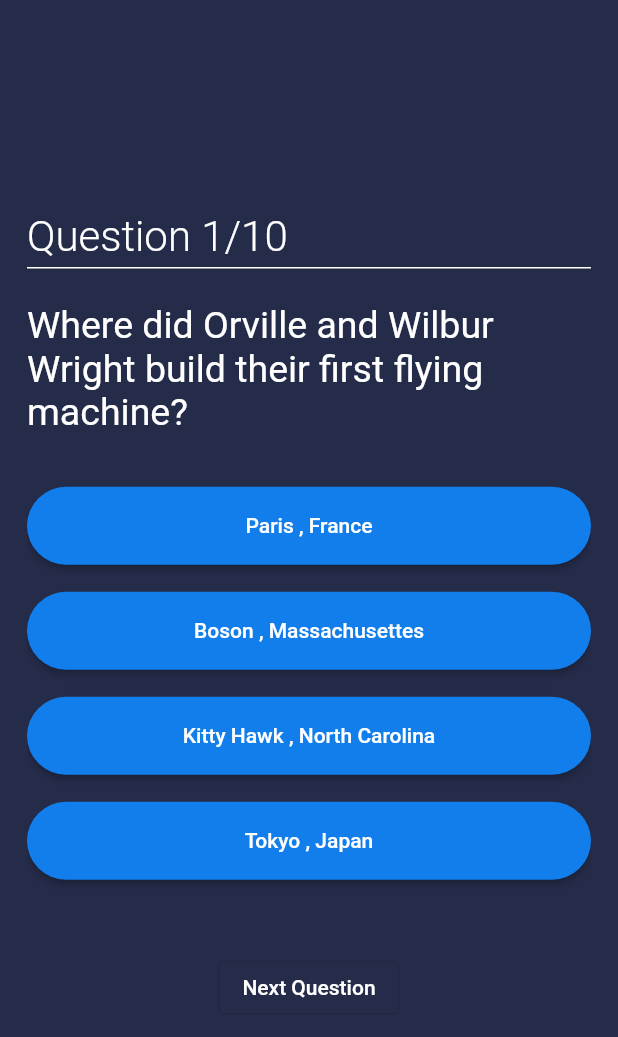
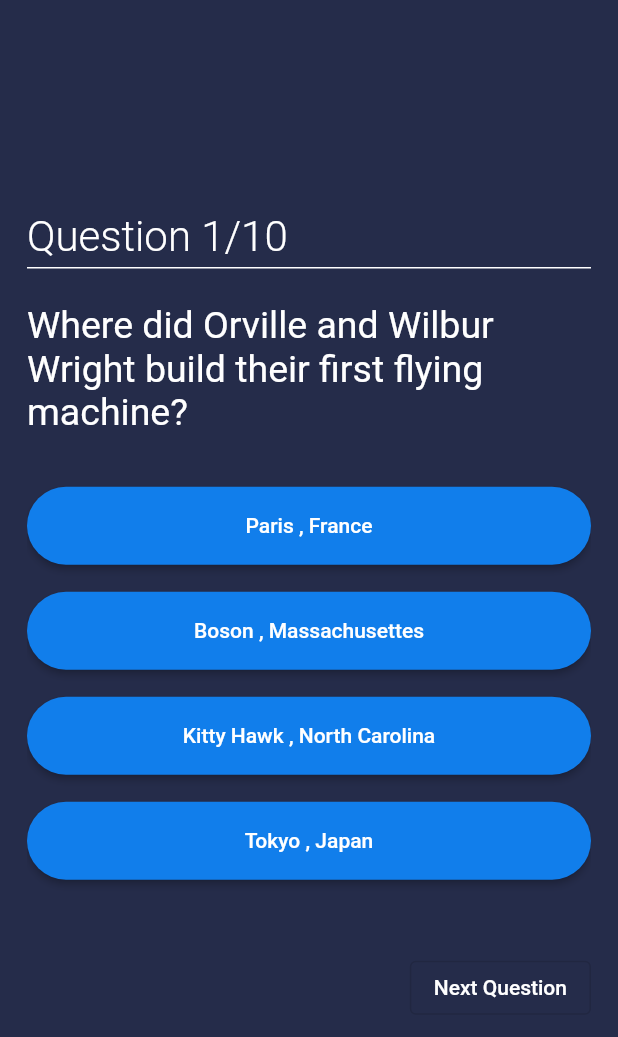
Before and after one commit to Tosin8/quiz_app, a Flutter app: the screen it shows after launch, on a phone screen of 412 x 824 dp. Shown: the top 1037 px of the screen. Run offline on Flutter 3.47's test engine with Material 2 defaults, Android fonts, the phone set to English and light mode, and no system bars.

```diff
--- a/lib/constant/color.dart
+++ b/lib/constant/color.dart
@@ -3,3 +3,9 @@ import 'package:flutter/material.dart';
 Color mainColor = const Color(0xFF252c4a);
 
 Color secondColor = const Color(0xFF117eeb);
+
+Color isTrue = Colors.green;
+
+Color isWrong = Colors.red;
+
+Color btnColor = secondColor;
--- a/lib/screen/homepage.dart
+++ b/lib/screen/homepage.dart
@@ -2,6 +2,7 @@ import 'package:flutter/material.dart';
 import 'package:quiz_app/data/questions_list.dart';
 
 import '../constant/color.dart';
+import 'result_screen.dart';
 
 class HomePage extends StatefulWidget {
   const HomePage({super.key});
@@ -11,7 +12,14 @@ class HomePage extends StatefulWidget {
 }
 
 class _HomePageState extends State<HomePage> {
-  // creating page controller
+  // creating page controller for the pageview
+
+  final PageController _controller = PageController(initialPage: 0);
+
+  // setting up the game variable
+
+  bool isPressed = false;
+  int score = 0;
 
   @override
   Widget build(BuildContext context) {
@@ -20,6 +28,18 @@ class _HomePageState extends State<HomePage> {
         body: Padding(
             padding: const EdgeInsets.all(18.0),
             child: PageView.builder(
+
+                // disabling the scrolling inorder to navigate only with the button
+
+                physics: const NeverScrollableScrollPhysics(),
+                controller: _controller,
+                onPageChanged: (page) {
+                  setState(
+                    () {
+                      isPressed = false;
+                    },
+                  );
+                },
                 itemCount: questions.length,
                 itemBuilder: (context, index) {
                   return Column(
@@ -58,9 +78,31 @@ class _HomePageState extends State<HomePage> {
                             margin: const EdgeInsets.only(bottom: 18),
                             child: MaterialButton(
                               shape: const StadiumBorder(),
-                              color: secondColor,
+                              color: isPressed
+                                  ? questions[index]
+                                          .answer!
+                                          .entries
+                                          .toList()[i]
+                                          .value
+                                      ? isTrue
+                                      : isWrong
+                                  : secondColor,
                               padding: const EdgeInsets.symmetric(vertical: 18),
-                              onPressed: () {},
+                              onPressed: isPressed
+                                  ? () {}
+                                  : () {
+                                      setState(() {
+                                        isPressed = true;
+                                      });
+                                      if (questions[index]
+                                          .answer!
+                                          .entries
+                                          .toList()[i]
+                                          .value) {
+                                        score += 10;
+                                        print(score);
+                                      }
+                                    },
                               child: Text(
                                 questions[index].answer!.keys.toList()[i],
                                 style: const TextStyle(color: Colors.white),
@@ -69,12 +111,32 @@ class _HomePageState extends State<HomePage> {
                       const SizedBox(
                         height: 30.0,
                       ),
-                      OutlinedButton(
-                          onPressed: () {},
-                          child: const Text('Next Question',
-                              style: TextStyle(
-                                color: Colors.white,
-                              ))),
+                      Row(mainAxisAlignment: MainAxisAlignment.end, children: [
+                        OutlinedButton(
+                            onPressed: isPressed
+                                ? index + 1 == questions.length
+                                    ? () {
+                                        Navigator.push(
+                                            context,
+                                            MaterialPageRoute(
+                                                builder: (context) =>
+                                                    const ResultScreen()));
+                                      }
+                                    : () {
+                                        _controller.nextPage(
+                                            duration: const Duration(
+                                                milliseconds: 500),
+                                            curve: Curves.linear);
+                                      }
+                                : null,
+                            child: Text(
+                                index + 1 == questions.length
+                                    ? 'See Result'
+                                    : 'Next Question',
+                                style: const TextStyle(
+                                  color: Colors.white,
+                                ))),
+                      ]),
                     ],
                   );
                 })));
```
Also changed, not shown: lib/screen/result_screen.dart (added, +15 -0 lines).
